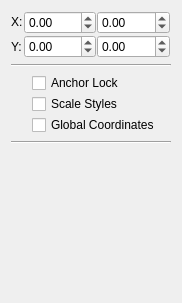
This is plugins/tools/defaulttool/defaulttool/DefaultToolGeometryWidget.ui in KDE/krita as Qt 5 draws it before an edit. The edited form follows.
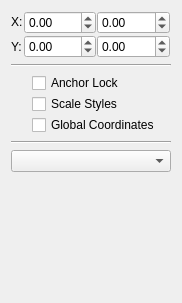
This is the edited form. Custom widgets are drawn as their Qt base class.

Commit message:
Implement SVG paint-order property.
This allows artists to choose in which order they want the fill, stroke and
markers to be painted. Which is particularly useful for text, where painting
the stroke before the fill will give nicer results overal.

```diff
--- a/plugins/tools/defaulttool/defaulttool/DefaultToolGeometryWidget.ui
+++ b/plugins/tools/defaulttool/defaulttool/DefaultToolGeometryWidget.ui
@@ -233,6 +233,9 @@
      </property>
     </widget>
    </item>
+   <item>
+    <widget class="QComboBox" name="cmbPaintOrder"/>
+   </item>
    <item>
     <widget class="KisShapePropertySlider" name="dblOpacity" native="true"/>
    </item>
```
Left out of the diff: 16 changed lines with no effect on the pictures. The commit also changes 41 other files.
